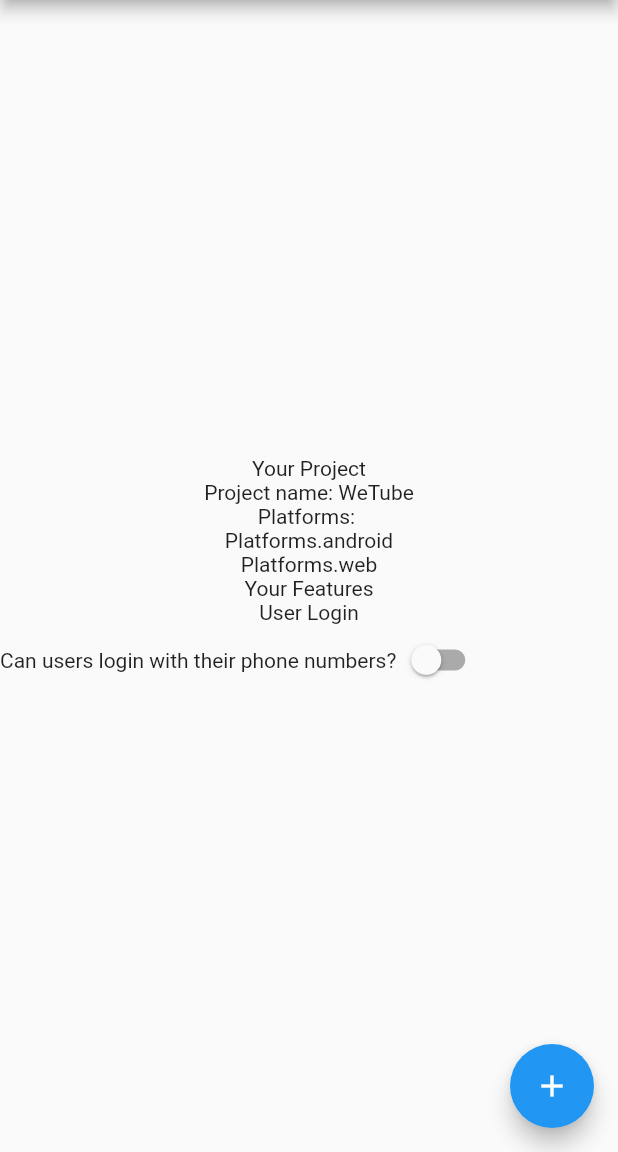
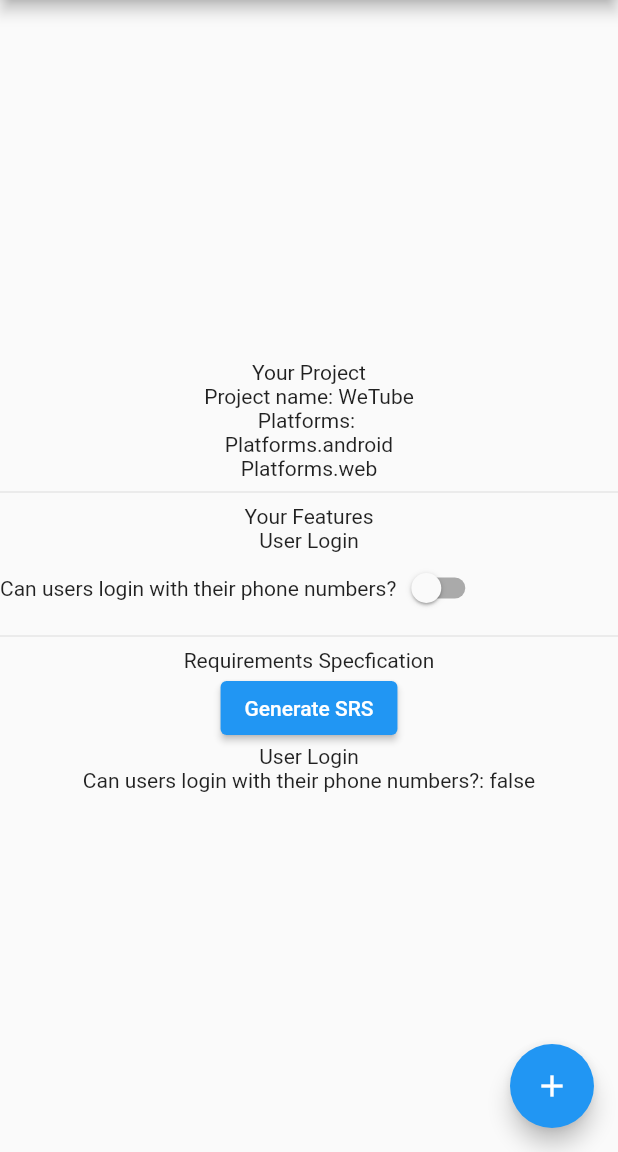
Before and after one commit to ElBatanony/ProtoFast, a Flutter app: the screen it shows after launch, on a phone screen of 412 x 824 dp, the part 84-1236 px from its top. Run offline on Flutter 3.47's test engine with Material 2 defaults, Android fonts, the phone set to English and light mode, and no system bars.

Commit message:
Add generate and display SRS button to main

```diff
--- a/lib/main.dart
+++ b/lib/main.dart
@@ -32,6 +32,10 @@
   Project myProject =
       Project('WeTube', [UserLogin()], [Platforms.android, Platforms.web]);
 
+  void generateSRS() {
+    setState(() {});
+  }
+
   @override
   Widget build(BuildContext context) {
     return Scaffold(
@@ -43,10 +47,16 @@
         children: [
           const Text('Your Project'),
           _projectInfoWidget(myProject),
+          const Divider(),
           const Text('Your Features'),
           ...myProject.features
               .map((feature) => feature.featureWidget())
-              .toList()
+              .toList(),
+          const Divider(),
+          const Text('Requirements Specfication'),
+          ElevatedButton(
+              onPressed: generateSRS, child: const Text('Generate SRS')),
+          myProject.generateSRS()
         ],
       ),
       floatingActionButton: const FloatingActionButton(
```
